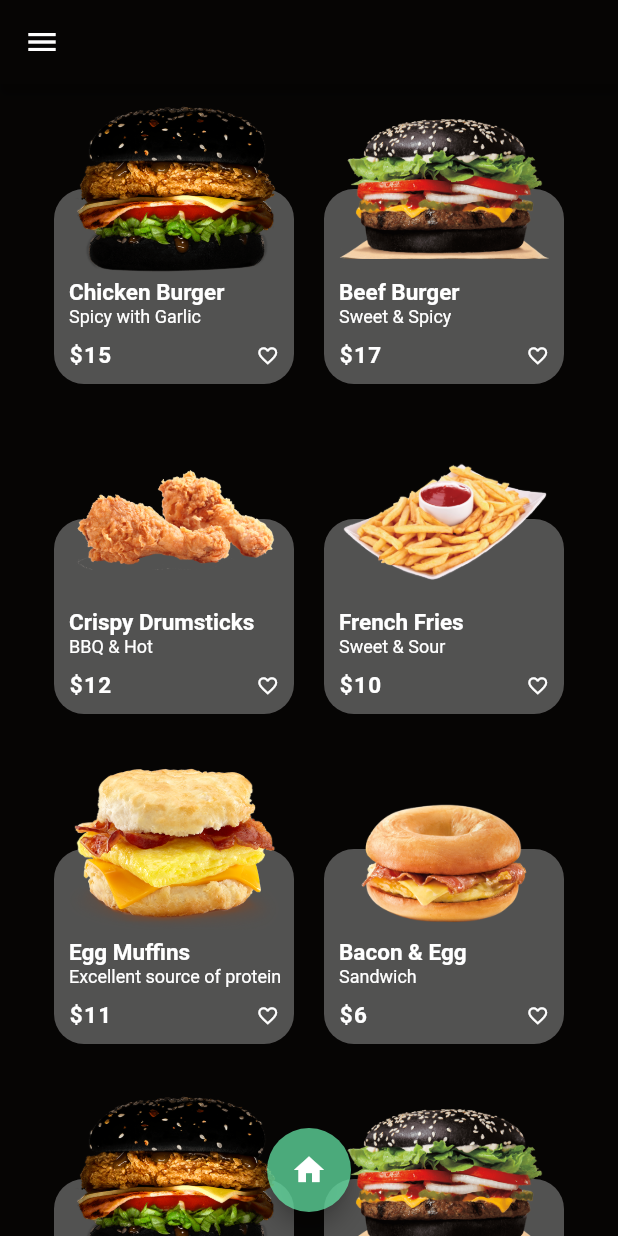
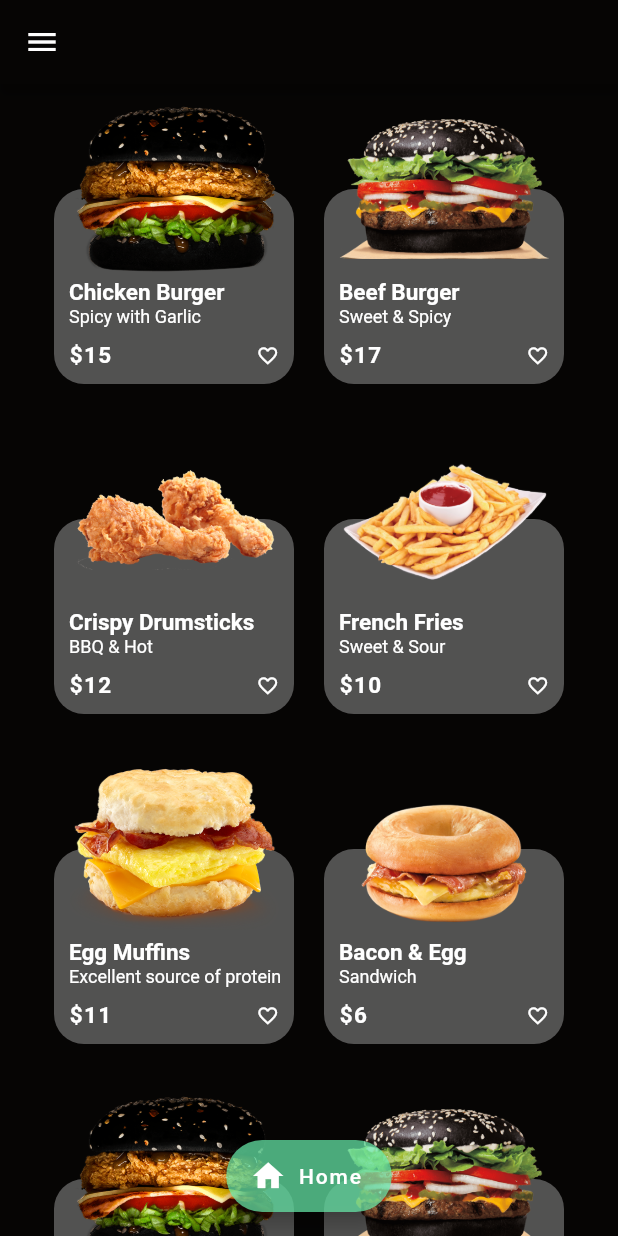
Before and after one commit to omeasraf/FoodApp, a Flutter app: the screen it shows after launch, on a phone screen of 412 x 824 dp. Run offline on Flutter 3.47's test engine with Material 2 defaults, Android fonts, the phone set to English and light mode, and no system bars.

Commit message:
Made the FAB more pronounced

```diff
--- a/lib/Pages/homePage.dart
+++ b/lib/Pages/homePage.dart
@@ -7,10 +7,14 @@ class HomePage extends StatelessWidget {
   @override
   Widget build(BuildContext context) {
     return Scaffold(
-      floatingActionButton: FloatingActionButton(
+      floatingActionButton: FloatingActionButton.extended(
         onPressed: () {},
+        icon: Icon(Icons.home, color: Colors.white),
+        label: Text(
+          "Home",
+          style: TextStyle(color: Colors.white),
+        ),
         backgroundColor: Colors.greenAccent.withOpacity(.7),
-        child: Icon(Icons.home),
       ),
       floatingActionButtonLocation: FloatingActionButtonLocation.centerFloat,
       appBar: AppBar(
--- a/lib/main.dart
+++ b/lib/main.dart
@@ -20,6 +20,7 @@ class _MainAppState extends State<MainApp> {
       theme: ThemeData(
         primaryColor: Colors.greenAccent,
         cursorColor: Colors.greenAccent,
+        accentColor: Colors.greenAccent,
         canvasColor: Color(0xff060504),
         backgroundColor: Color(0xff060504),
         appBarTheme: AppBarTheme(
```
